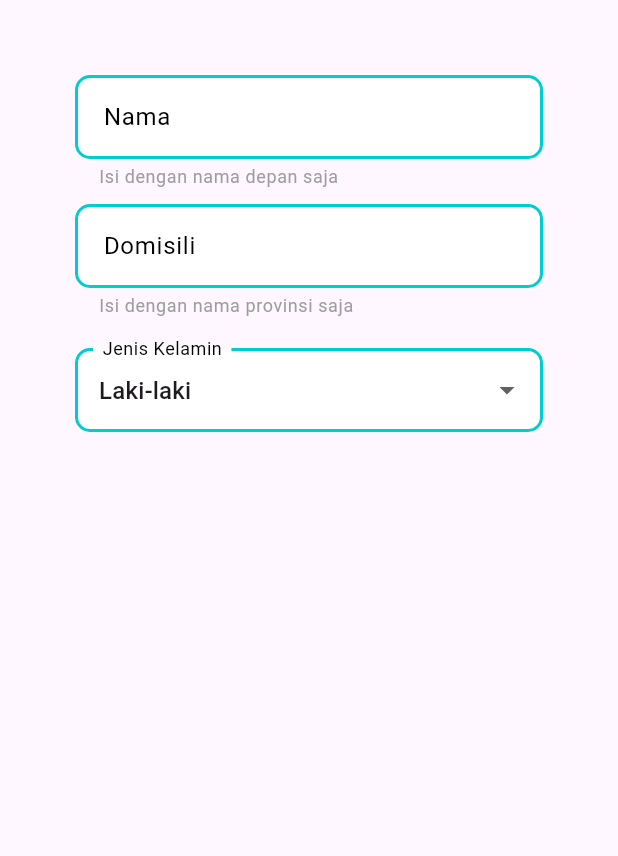
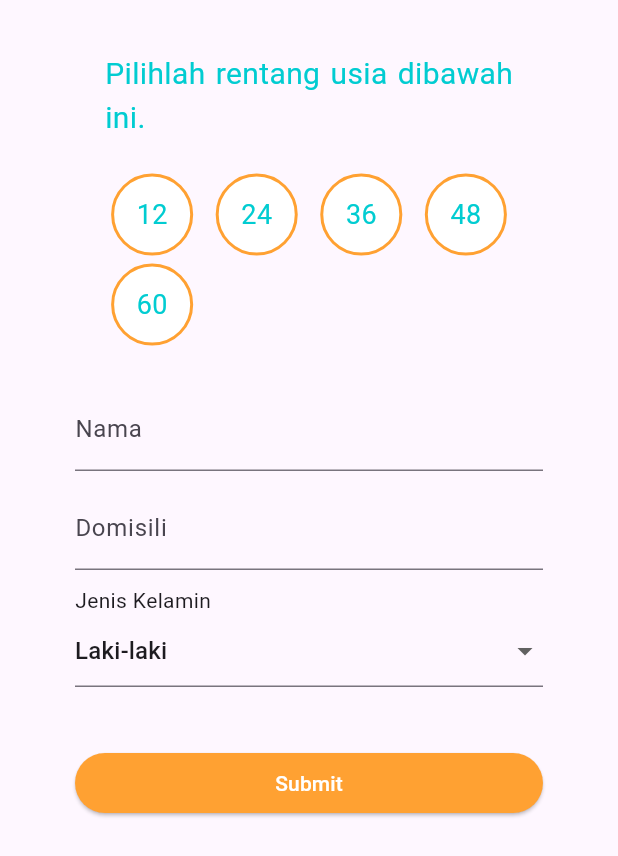
Before and after one commit to falthackel/tiny-detector, a Flutter app: the ToddlerProfileWidget widget shown alone on an empty page, opened directly, on a phone screen of 412 x 824 dp. Shown: the top 856 px of the screen. Run offline on Flutter 3.47's test engine with Material 3 defaults, Android fonts, the phone set to English and light mode, and no system bars; our stand-ins replace material_design_icons_flutter, shared_preferences; accounts and stored records are empty; network calls fail.

Commit message:
Fix the error integration with table 'users' in DB

```diff
--- a/flutter_tiny_detector/lib/age_options.dart
+++ b/flutter_tiny_detector/lib/age_options.dart
@@ -1,7 +1,9 @@
 import 'package:flutter/material.dart';
 
 class AgeOptions extends StatefulWidget {
-  const AgeOptions({super.key});
+  final Function(int) onSelectAge;
+
+  const AgeOptions({required this.onSelectAge, super.key});
 
   @override
   State<AgeOptions> createState() => _AgeOptionsState();
@@ -15,25 +17,25 @@ class _AgeOptionsState extends State<AgeOptions> {
     setState(() {
       selectedAge = age;
     });
+    widget.onSelectAge(age); // Notify parent about the selected age
   }
 
   @override
   Widget build(BuildContext context) {
     return Column(
-      // padding: const EdgeInsets.all(8),
       children: [
         const Padding(
           padding: EdgeInsets.all(20),
           child: Text(
             'Pilihlah rentang usia dibawah ini.',
             style: TextStyle(
-              color:Color.fromARGB(255, 1, 204, 209),
+              color: Color.fromARGB(255, 1, 204, 209),
               fontSize: 20,
             ),
             textAlign: TextAlign.justify,
           ),
         ),
-        Wrap( // Wrap for horizontal arrangement
+        Wrap(
           spacing: 15,
           children: ages.map((age) => _buildAgeOption(age)).toList(),
         ),
@@ -51,11 +53,11 @@ class _AgeOptionsState extends State<AgeOptions> {
       child: Container(
         padding: const EdgeInsets.all(15),
         decoration: BoxDecoration(
-          color: backgroundColor, // Set background color based on selection
-          shape: BoxShape.circle, // Make the container circular
-          border: Border.all( // Add a border
+          color: backgroundColor,
+          shape: BoxShape.circle,
+          border: Border.all(
             color: borderColor,
-            width: 2.0, // Adjust border width as needed
+            width: 2.0,
           ),
         ),
         child: Text(
--- a/flutter_tiny_detector/lib/toddler_profile_widget.dart
+++ b/flutter_tiny_detector/lib/toddler_profile_widget.dart
@@ -1,4 +1,7 @@
 import 'package:flutter/material.dart';
+import 'api_service.dart';
+import 'terms_and_conditions.dart';
+import 'age_options.dart'; // Correct import for AgeOptions
 
 class ToddlerProfileWidget extends StatefulWidget {
   const ToddlerProfileWidget({super.key});
@@ -8,106 +11,128 @@ class ToddlerProfileWidget extends StatefulWidget {
 }
 
 class _ToddlerProfileWidgetState extends State<ToddlerProfileWidget> {
-  TextEditingController nameController = TextEditingController(text: '');
-  TextEditingController domicileController = TextEditingController(text: '');
-  String selectedGender = 'Laki-laki'; // Set default value
+  final TextEditingController nameController = TextEditingController();
+  final TextEditingController domicileController = TextEditingController();
+  final _formKey = GlobalKey<FormState>();
+  String selectedGender = 'Laki-laki'; // Default value
+  bool isLoading = false; // Loading state
+  int selectedAge = -1; // Selected age
+
+  void _submitProfile() async {
+    if (_formKey.currentState!.validate() && selectedAge != -1) {
+      setState(() {
+        isLoading = true; // Set loading state to true
+      });
+
+      final userData = {
+        'name': nameController.text,
+        'domicile': domicileController.text,
+        'gender': selectedGender == 'Laki-laki' ? 1 : 2, // 1 for male and 2 for female
+        'age': selectedAge,
+      };
+
+      try {
+        // Check if the user data already exists
+        bool userExists = await ApiService.checkUserExists(userData);
+        if (userExists) {
+          ScaffoldMessenger.of(context).showSnackBar(
+            const SnackBar(content: Text('User data already exists. Please provide different details.')),
+          );
+        } else {
+          // Send the userData to your server.js endpoint
+          await ApiService.createUser(userData);
+          // Navigate to the next screen after successful submission
+          Navigator.pushReplacement(
+            context,
+            MaterialPageRoute(builder: (context) => const TermsAndCondition()), // Navigate to terms and conditions
+          );
+        }
+      } catch (e) {
+        // Handle error, show a snackbar or dialog
+        ScaffoldMessenger.of(context).showSnackBar(
+          SnackBar(content: Text('Failed to submit profile: $e')),
+        );
+      } finally {
+        setState(() {
+          isLoading = false; // Set loading state to false
+        });
+      }
+    } else {
+      ScaffoldMessenger.of(context).showSnackBar(
+        const SnackBar(content: Text('Please fill all fields and select an age')),
+      );
+    }
+  }
 
   @override
   Widget build(BuildContext context) {
     return Padding(
-      padding: const EdgeInsets.all(50),
+      padding: const EdgeInsets.symmetric(vertical: 15, horizontal: 50),
+      child: Form(
+        key: _formKey,
         child: Column(
+          crossAxisAlignment: CrossAxisAlignment.stretch,
           children: [
-          TextField(
+            AgeOptions(onSelectAge: (age) {
+              setState(() {
+                selectedAge = age;
+              });
+            }),
+            const SizedBox(height: 25),
+            TextFormField(
               controller: nameController,
-            style: const TextStyle(fontWeight: FontWeight.normal),
-            cursorColor: Colors.black,
-            decoration: _buildTextFieldDecoration('Nama'), // Use the function
-            onChanged: (value) => setState(() {}),
+              decoration: const InputDecoration(labelText: 'Nama'),
+              validator: (value) {
+                if (value!.isEmpty) {
+                  return 'Nama tidak boleh kosong';
+                }
+                return null;
+              },
             ),
-          const SizedBox(height: 10), // Add spacing between TextFields
-          TextField(
+            const SizedBox(height: 10),
+            TextFormField(
               controller: domicileController,
-            style: const TextStyle(fontWeight: FontWeight.normal),
-            cursorColor: Colors.black,
-            decoration: _buildTextFieldDecoration('Domisili'), // Use the function
-            onChanged: (value) => setState(() {}),
+              decoration: const InputDecoration(labelText: 'Domisili'),
+              validator: (value) {
+                if (value!.isEmpty) {
+                  return 'Domisili tidak boleh kosong';
+                }
+                return null;
+              },
             ),
-          const SizedBox(height: 20), // Add spacing between TextFields
-
+            const SizedBox(height: 10),
+            const Text('Jenis Kelamin'),
             DropdownButtonFormField<String>(
               value: selectedGender,
               items: const [
-              DropdownMenuItem(
-                value: 'Laki-laki',
-                child: Text('Laki-laki'),
-              ),
-              DropdownMenuItem(
-                value: 'Perempuan',
-                child: Text('Perempuan'),
-              ),
+                DropdownMenuItem(value: 'Laki-laki', child: Text('Laki-laki')),
+                DropdownMenuItem(value: 'Perempuan', child: Text('Perempuan')),
               ],
-            hint: const Text('Pilih jenis kelamin'),
-            onChanged: (String? newValue) {
+              onChanged: (value) {
                 setState(() {
-                selectedGender = newValue!;
+                  selectedGender = value!;
                 });
               },
-            decoration: _buildTextFieldDecoration('Jenis Kelamin'), // Use the function
-            validator: (String? value) {
-              if (value == null || value.isEmpty) {
+              validator: (value) {
+                if (value == null) {
                   return 'Pilih jenis kelamin';
                 }
+                return null;
               },
+            ),
+            const SizedBox(height: 40),
+            ElevatedButton(
+              onPressed: isLoading ? null : _submitProfile,
+              style: ElevatedButton.styleFrom(
+                backgroundColor: const Color.fromARGB(255, 255, 161, 50),
+                foregroundColor: Colors.white,
+              ),
+              child: isLoading
+                  ? const CircularProgressIndicator(color: Colors.white)
+                  : const Text('Submit'),
             ),
           ],
         ),
-    );
-  }
-
-  InputDecoration _buildTextFieldDecoration(String hintText) {
-    return InputDecoration(
-      hintText: hintText,
-      hintStyle: const TextStyle(
-        color: Colors.black54,
-        fontWeight: FontWeight.normal,
-      ),
-      hintMaxLines: 2,
-      floatingLabelBehavior: FloatingLabelBehavior.auto,
-      label: Container(
-        padding: const EdgeInsets.all(3),
-        child: Text(hintText.replaceAll('Masukkan ', ''),
-            style: const TextStyle(
-              color: Colors.black,
-              fontWeight: FontWeight.normal,
-            )),
-      ),
-      helperText: hintText.contains('Nama')
-          ? 'Isi dengan nama depan saja'
-          : hintText.contains('Domisili')
-          ? 'Isi dengan nama provinsi saja'
-          : '',
-      helperStyle: const TextStyle(
-        color: Colors.grey,
-        fontWeight: FontWeight.normal,
-      ),
-      helperMaxLines: 2,
-      fillColor: Colors.white,
-      filled: true,
-      enabledBorder: OutlineInputBorder(
-        borderSide: const BorderSide(
-          color: Color.fromARGB(255, 1, 204, 209),
-          width: 2,
-        ),
-        borderRadius: BorderRadius.circular(10),
-      ),
-      focusedBorder: OutlineInputBorder(
-        gapPadding: 20,
-        borderSide: const BorderSide(
-          color: Color.fromARGB(255, 255, 161, 50),
-          width: 2,
-        ),
-        borderRadius: BorderRadius.circular(10),
       ),
     );
   }
```
Also changed, not shown: flutter_tiny_detector/lib/toddler_profile.dart (+4 -47 lines). Lines whose indentation alone changed are shown as unchanged.
